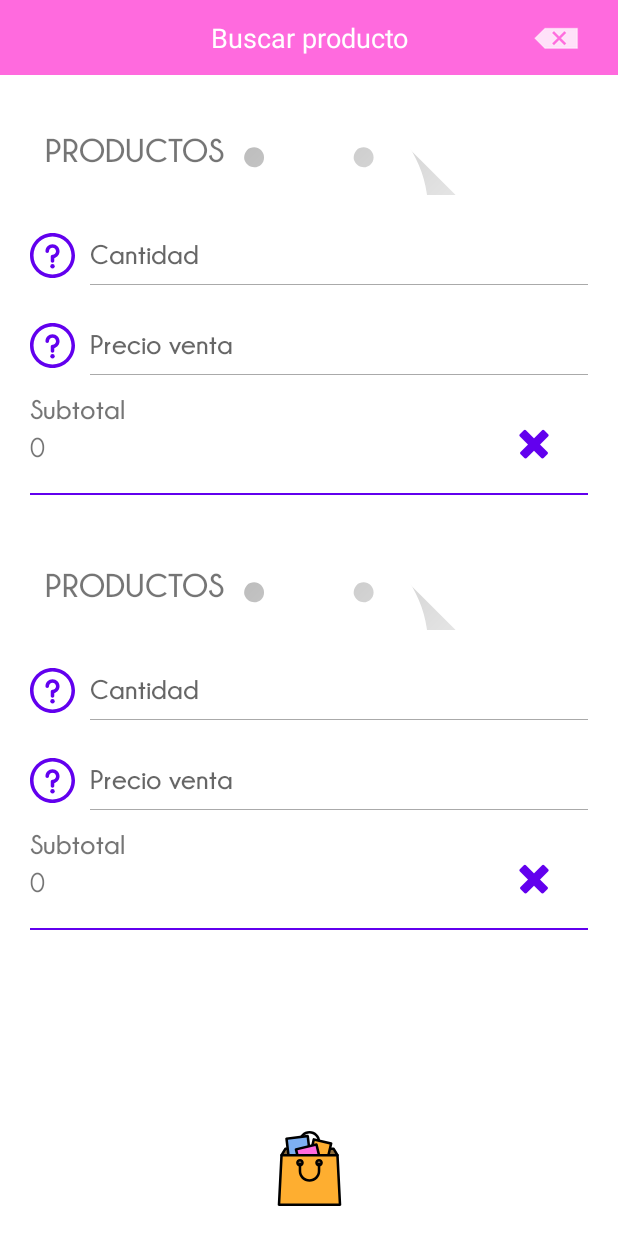
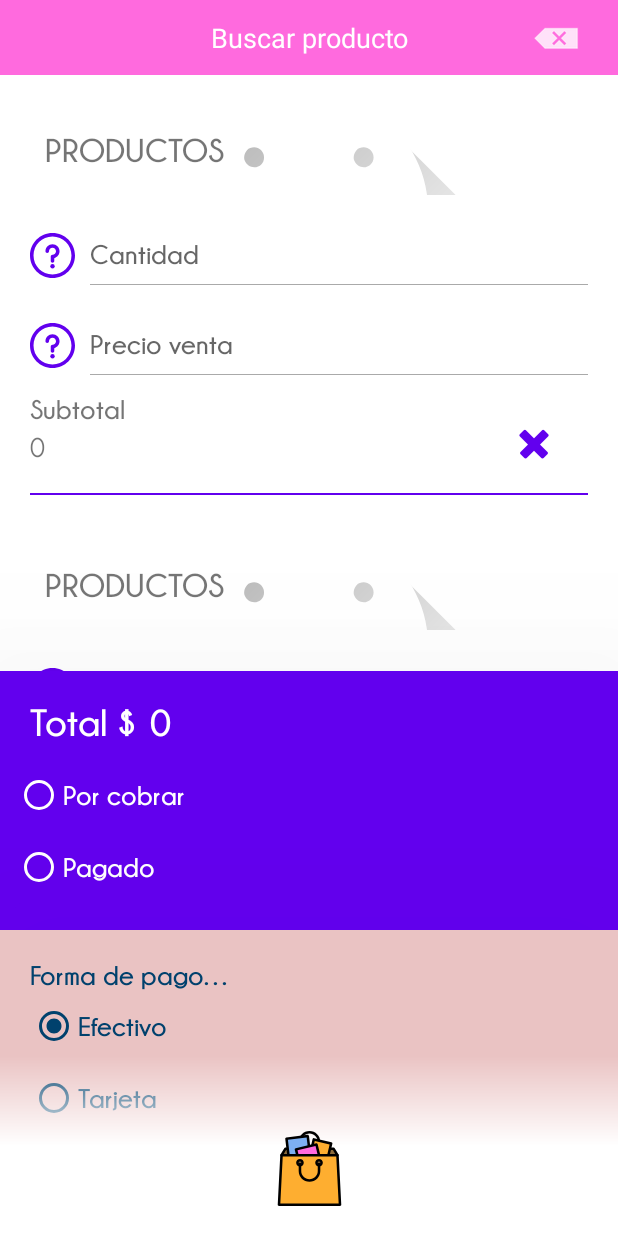
Before and after one commit to abel292/Indah, an Android app: the layout fragment_ventas.xml on its own in the app's theme, with its tools: preview values and no code run, on a phone screen of 412 x 824 dp. Run offline under Robolectric (Android 15) with nearby library versions, the phone set to English and light mode, and no system bars.

Commit message:
layout forma de pago

```diff
--- a/app/src/main/AndroidManifest.xml
+++ b/app/src/main/AndroidManifest.xml
@@ -14,7 +14,7 @@
     <uses-permission android:name="android.permission.WRITE_EXTERNAL_STORAGE" />
     <uses-permission android:name="android.permission.ACCESS_NETWORK_STATE" />
     <uses-permission android:name="android.permission.INTERNET" />
-    <uses-permission android:name="android.permission.VIBRATE"/>
+    <uses-permission android:name="android.permission.VIBRATE" />
 
 
     <application
@@ -24,7 +24,9 @@
         android:roundIcon="@drawable/icon_indah"
         android:supportsRtl="true"
         android:theme="@style/AppTheme">
-        <activity android:name="._view_ui.activities.HomeActivity">
+        <activity
+            android:name="._view_ui.activities.HomeActivity"
+            android:windowSoftInputMode="adjustPan">
             <intent-filter>
                 <action android:name="android.intent.action.MAIN" />
 
--- a/app/src/main/java/com/android_abel/indah/_view_model/BaseViewModel.kt
+++ b/app/src/main/java/com/android_abel/indah/_view_model/BaseViewModel.kt
@@ -4,14 +4,15 @@ import android.app.Application
 import androidx.lifecycle.AndroidViewModel
 import androidx.lifecycle.MutableLiveData
 
-abstract class BaseViewModel(application: Application) : AndroidViewModel(application)
-{
+abstract class BaseViewModel(application: Application) : AndroidViewModel(application) {
     var ERROR_SOCKET_CLOSED =
         "socket closed" //este error tambien ocurre cuando el usuario cancela una solicitud de alguna api
 
 
-    protected var loading = MutableLiveData<String>()
+    protected var loading = MutableLiveData<Boolean>()
     protected var error = MutableLiveData<String>()
+    var backAnimation: Boolean = false
+
 
     /*open fun getLoading(): MutableLiveData<String>? {
         return loading
--- a/app/src/main/java/com/android_abel/indah/_view_ui/fragments/ventas/VentasFragment.kt
+++ b/app/src/main/java/com/android_abel/indah/_view_ui/fragments/ventas/VentasFragment.kt
@@ -7,6 +7,7 @@ import android.text.TextWatcher
 import android.view.LayoutInflater
 import android.view.View
 import android.view.ViewGroup
+import android.widget.RadioButton
 import android.widget.Toast
 import androidx.core.widget.NestedScrollView
 import androidx.lifecycle.Observer
@@ -52,7 +53,6 @@ class VentasFragment : BaseFragmentRecycler(), BasicMethods,
     var clienteSeleccionado: ClienteEntity? = null
     var carrito: ArrayList<ProductoEntity> = ArrayList()
     lateinit var mContext: Context
-
 
     val ventasViewModel by lazy {
         ViewModelProviders.of(this).get(VentasViewModel::class.java)
@@ -135,15 +135,28 @@ class VentasFragment : BaseFragmentRecycler(), BasicMethods,
 
         imageViewConfigVenta.setOnClickListener {
             showToast("click")
-            if (linearLayoutConfigVenta.visibility == View.VISIBLE)
+            if (linearLayoutConfigVenta.visibility == View.VISIBLE) {
                 linearLayoutConfigVenta.visibility = View.GONE
-            else {
+                contentEffectDropButtonScann.visibility = View.VISIBLE
+            } else {
                 linearLayoutConfigVenta.visibility = View.VISIBLE
+                contentEffectDropButtonScann.visibility = View.GONE
+            }
+        }
 
-            }
+        radioEfectivo.setOnClickListener {
+            checkButton(it)
+        }
+
+        radioTarjeta.setOnClickListener {
+            checkButton(it)
+        }
+
+        radioOtras.setOnClickListener {
+            checkButton(it)
+        }
 
 
-        }
         //TODO listeners
 
         scrollPadre_ventas.setOnScrollChangeListener { _: NestedScrollView, scrollX: Int, scrollY: Int, _: Int, _: Int ->
@@ -268,6 +281,12 @@ class VentasFragment : BaseFragmentRecycler(), BasicMethods,
         mAdapterBuscarCliente.filterList(filterdNames)
     }
 
+    fun checkButton(v: View?) {
+        val radioId = radioGroup.checkedRadioButtonId
+        val radioButton = fragmentView.findViewById<RadioButton>(radioId)
+        Toast.makeText(mContext, radioButton.text, Toast.LENGTH_SHORT).show()
+    }
+
     internal fun hideListProductSearch() {
         recyclerViewSearchProduct_ventas.visibility = View.GONE
         recyclerViewProductosCarrito_f_ventas.visibility = View.VISIBLE
@@ -349,7 +368,7 @@ class VentasFragment : BaseFragmentRecycler(), BasicMethods,
 
     fun seccionarCliente(clienteEntity: ClienteEntity) {
         clienteSeleccionado = clienteEntity
-        //Toast.makeText(mContext, "cliente seleccionado: $clienteEntity", Toast.LENGTH_SHORT).show()
+        Toast.makeText(mContext, "cliente seleccionado: $clienteEntity", Toast.LENGTH_SHORT).show()
         //edittextCliente_venta.setText(clienteSeleccionado?.nombre?.toUpperCase())
     }
 
--- a/app/src/main/res/layout/fragment_ventas.xml
+++ b/app/src/main/res/layout/fragment_ventas.xml
@@ -27,6 +27,67 @@
                 android:layout_width="match_parent"
                 android:layout_height="match_parent">
 
+                <androidx.constraintlayout.widget.ConstraintLayout
+                    android:id="@+id/contentSelectFormaPago"
+                    android:layout_width="match_parent"
+                    android:layout_height="wrap_content"
+                    android:background="@color/fondoItemHistorial"
+                    android:elevation="200dp"
+                    android:orientation="vertical"
+                    android:padding="20dp"
+                    app:layout_constraintBottom_toBottomOf="parent"
+                    app:layout_constraintEnd_toEndOf="parent"
+                    app:layout_constraintStart_toStartOf="parent">
+
+                    <TextView
+                        android:id="@+id/textViewTitleSeleccionePago"
+                        style="@style/styleTextViewTitle"
+                        android:layout_width="0dp"
+                        android:layout_height="wrap_content"
+                        android:text="@string/forma_de_pago"
+                        android:textColor="@color/azul"
+                        app:layout_constraintEnd_toEndOf="parent"
+                        app:layout_constraintStart_toStartOf="parent"
+                        app:layout_constraintTop_toTopOf="parent" />
+
+                    <RadioGroup
+                        android:id="@+id/radioGroup"
+                        android:layout_width="wrap_content"
+                        android:layout_height="wrap_content"
+                        android:layout_centerInParent="true"
+                        app:layout_constraintBottom_toBottomOf="parent"
+                        app:layout_constraintEnd_toEndOf="parent"
+                        app:layout_constraintHorizontal_bias="0.0"
+                        app:layout_constraintStart_toStartOf="parent"
+                        app:layout_constraintTop_toBottomOf="@+id/textViewTitleSeleccionePago"
+                        app:layout_constraintVertical_bias="0.060000002">
+
+                        <RadioButton
+                            android:id="@+id/radioEfectivo"
+                            style="@style/styleRadioButtonVentas"
+                            android:layout_width="wrap_content"
+                            android:layout_height="wrap_content"
+                            android:checked="true"
+                            android:text="@string/efectivo" />
+
+                        <RadioButton
+                            android:id="@+id/radioTarjeta"
+                            style="@style/styleRadioButtonVentas"
+                            android:layout_width="wrap_content"
+                            android:layout_height="wrap_content"
+                            android:text="@string/tarjeta" />
+
+                        <RadioButton
+                            android:id="@+id/radioOtras"
+                            style="@style/styleRadioButtonVentas"
+                            android:layout_width="wrap_content"
+                            android:layout_height="wrap_content"
+
+                            android:text="@string/otra_forma_de_pago" />
+                    </RadioGroup>
+
+                </androidx.constraintlayout.widget.ConstraintLayout>
+
                 <LinearLayout
                     android:id="@+id/linearLayoutConfigVenta"
                     android:layout_width="0dp"
@@ -35,7 +96,7 @@
                     android:elevation="100dp"
                     android:orientation="vertical"
                     android:padding="10dp"
-                    android:visibility="gone"
+                    android:visibility="visible"
                     app:layout_constraintBottom_toBottomOf="@+id/recyclerViewProductosCarrito_f_ventas"
                     app:layout_constraintEnd_toEndOf="parent"
                     app:layout_constraintStart_toStartOf="parent">
@@ -90,16 +151,16 @@
                         android:layout_height="wrap_content"
                         android:background="@drawable/gradiente_color_2_3"
                         android:orientation="horizontal"
-                        android:visibility="visible">
+                        android:visibility="gone">
 
                         <com.google.android.material.textfield.TextInputLayout
                             android:layout_width="0dp"
                             android:layout_height="wrap_content"
                             android:layout_weight="1"
+                            android:backgroundTint="@color/blanco"
                             android:hint="@string/pago_inicial"
                             android:orientation="horizontal"
                             android:textColorHint="@color/blanco"
-                            android:backgroundTint="@color/blanco"
                             app:hintTextColor="@color/blanco">
 
                             <com.google.android.material.textfield.TextInputEditText
@@ -108,9 +169,9 @@
                                 android:layout_width="match_parent"
                                 android:layout_height="match_parent"
                                 android:background="@color/colorUno"
+                                android:inputType="number"
                                 android:textColorHint="@color/blanco"
-                                app:hintTextColor="@color/blanco"
-                                android:inputType="number" />
+                                app:hintTextColor="@color/blanco" />
 
                         </com.google.android.material.textfield.TextInputLayout>
 
@@ -197,7 +258,7 @@
                         android:id="@+id/recyclerViewClientes_ventas"
                         android:layout_width="match_parent"
                         android:layout_height="wrap_content"
-                        android:visibility="gone" />
+                        android:visibility="visible" />
 
                     <LinearLayout
                         android:layout_width="match_parent"
--- a/app/src/main/res/values/colors.xml
+++ b/app/src/main/res/values/colors.xml
@@ -20,6 +20,7 @@
     <color name="colorTres">#feae30</color>
 
     <color name="fondoProductos">#F8F7F7</color>
+    <color name="azul">#00416d</color>
 
 
 
--- a/app/src/main/res/values/strings.xml
+++ b/app/src/main/res/values/strings.xml
@@ -47,4 +47,7 @@
     <string name="pagado">Pagado</string>
     <string name="error_no_cargo_producto">No se pudo cargar el producto</string>
     <string name="error_al_calcular">No es posible calcular eso</string>
+    <string name="efectivo">Efectivo</string>
+    <string name="tarjeta">Tarjeta</string>
+    <string name="otra_forma_de_pago">Otra forma de pago</string>
 </resources>
--- a/app/src/main/res/values/styles.xml
+++ b/app/src/main/res/values/styles.xml
@@ -41,4 +41,13 @@
     </style>
 
 
+
+    <style name="styleRadioButtonVentas" parent="android:Widget.CompoundButton.RadioButton">
+        <item name="android:fontFamily">@font/champagne_limousines_bold</item>
+        <item name="android:textSize">18sp</item>
+        <item name="android:buttonTint">@color/azul</item>
+        <item name="android:textColor">@color/azul</item>
+    </style>
+
+
 </resources>
```
